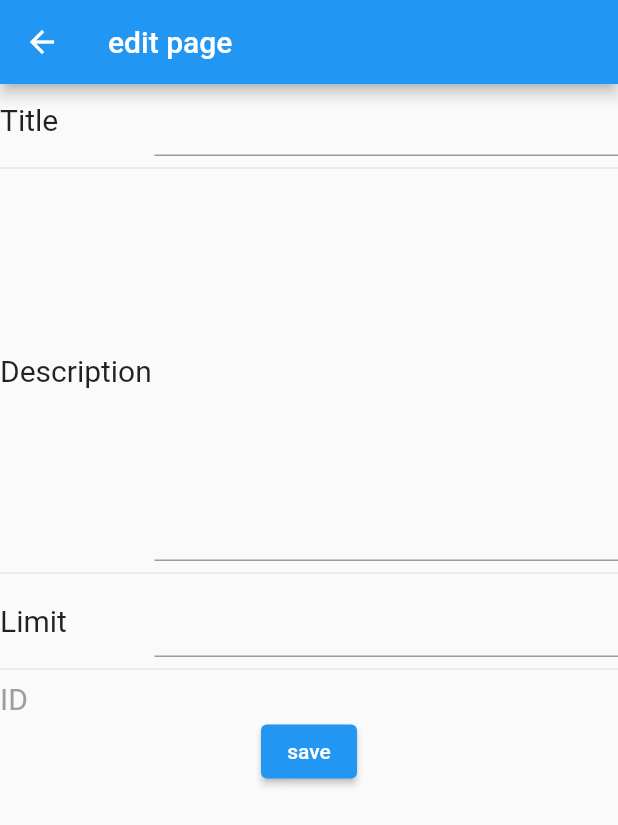
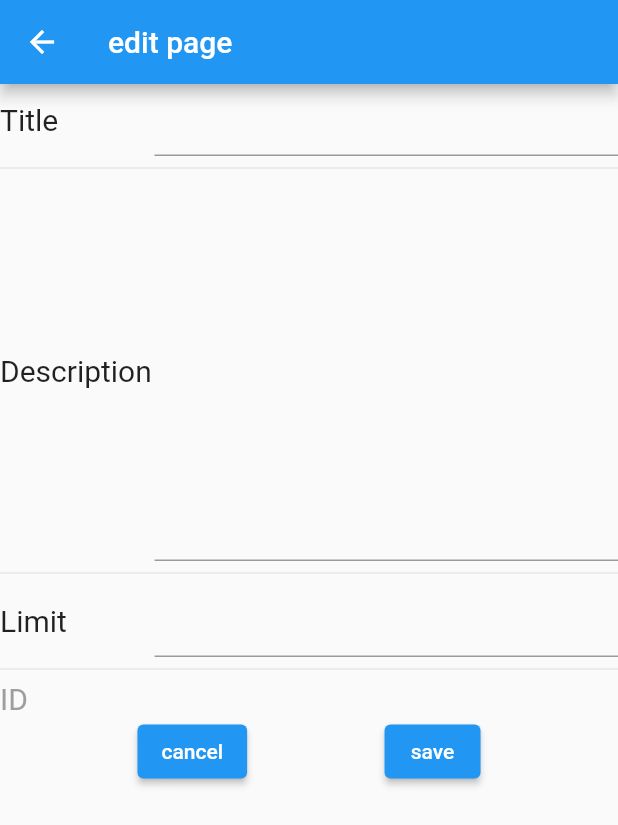
Before and after one commit to blck-snwmn/todosample, a Flutter app: the TodoEditPage screen opened directly with empty values, on a phone screen of 412 x 824 dp. Shown: the top 825 px of the screen. Run offline on Flutter 3.47's test engine with Material 2 defaults, Android fonts, the phone set to English and light mode, and no system bars; our stand-ins replace flutter_slidable, hooks_riverpod, qr_flutter; missing offline and left inert: qr_code_scanner.

Commit message:
Add button

```diff
--- a/lib/main.dart
+++ b/lib/main.dart
@@ -255,12 +255,26 @@ class TodoEditPage extends ConsumerWidget {
                 )
               ],
             ),
-            ElevatedButton(
-              onPressed: () {
-                ref.read(todosProvider.notifier).update(
-                    Todo(todo.id, title, description, limit, todo.createdAt));
-              },
-              child: const Text("save"),
+            Row(
+              children: [
+                const Spacer(),
+                ElevatedButton(
+                  onPressed: () {
+                    Navigator.pop(context);
+                  },
+                  child: const Text("cancel"),
+                ),
+                const Spacer(),
+                ElevatedButton(
+                  onPressed: () {
+                    ref.read(todosProvider.notifier).update(Todo(
+                        todo.id, title, description, limit, todo.createdAt));
+                    Navigator.pop(context);
+                  },
+                  child: const Text("save"),
+                ),
+                const Spacer(),
+              ],
             ),
           ],
         ),
```
